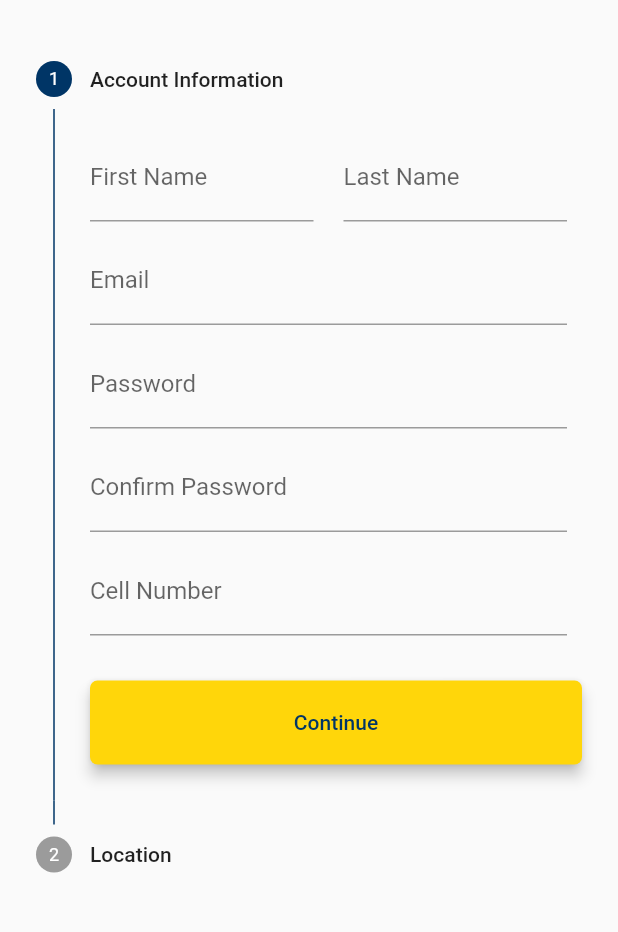
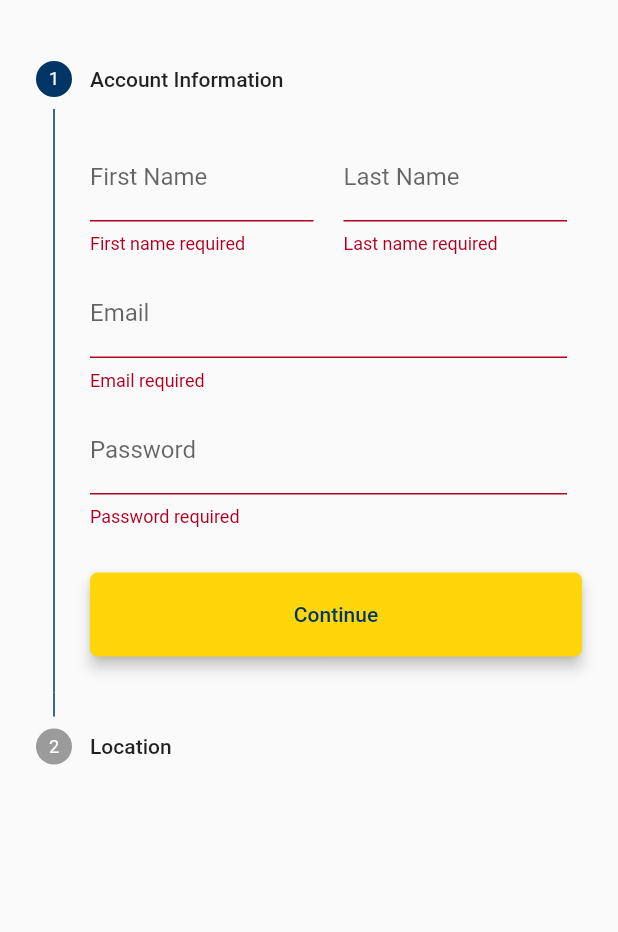
Before and after one commit to Jayson876/TradeSwap-frontend, a Flutter app: the ClientSignup screen opened directly, on a phone screen of 412 x 824 dp, the part 59-991 px from its top. Run offline on Flutter 3.47's test engine with Material 2 defaults, Android fonts, the light colour scheme and no system bars; our stand-ins replace email_validator, equatable, google_fonts; network calls fail.

Commit message:
creating  a client has been completed.

```diff
--- a/lib/pages/client/client_signup.dart
+++ b/lib/pages/client/client_signup.dart
@@ -5,6 +5,7 @@ import 'package:tradeswap_front/models/parish_model.dart';
 import 'package:http/http.dart' as http;
 import 'dart:convert';
 import 'package:tradeswap_front/services/client_api.dart';
+import 'package:tradeswap_front/services/networkHandler.dart';
 
 class ClientSignup extends StatefulWidget {
   const ClientSignup({super.key});
@@ -19,13 +20,21 @@ class _ClientSignupState extends State<ClientSignup> {
   final ClientService clientAPI = ClientService();
   final firstName = TextEditingController();
   final lastName = TextEditingController();
-  final email = TextEditingController();
-  final username = TextEditingController();
-  final password = TextEditingController();
+  final emailVal = TextEditingController();
+  final usernameVal = TextEditingController();
+  final passwordVal = TextEditingController();
   final confirmPass = TextEditingController();
   final cellNum = TextEditingController();
-  final parishID = TextEditingController();
-  final roleID = TextEditingController();
+  // final parishID = TextEditingController();
+  // final roleID = TextEditingController();
+  String first_name = '';
+  String last_name = '';
+  String email = '';
+  String username = '';
+  String password = '';
+  String parishID = '';
+  String roleID = '';
+  String error = '';
   // final profilePic = TextEditingController();
   // final bio = TextEditingController();
   // final idUpload = TextEditingController();
@@ -68,6 +77,32 @@ class _ClientSignupState extends State<ClientSignup> {
     } else {
       return [];
     }
+  }
+
+  Future<bool> register(String first_name, String last_name, String email,
+      String username, String parishID, String roleID, String password) async {
+    try {
+      Map registerStatus = jsonDecode(await NetworkHandler.post("/users", {
+        "first_name": first_name,
+        "last_name": last_name,
+        "email": email,
+        "username": email,
+        "password": password,
+        "parishID": parishSelect,
+        "roleID": '636e855c7addb6c8cd013c46'
+      }));
+
+      if (registerStatus["status"] == 201) {
+        print("User created");
+        print(registerStatus);
+        return true;
+      } else {
+        print(registerStatus["error"]);
+      }
+    } catch (err) {
+      print(err);
+    }
+    return false;
   }
 
   @override
@@ -140,18 +175,9 @@ class _ClientSignupState extends State<ClientSignup> {
                   setState(() {
                     currentStep = currentStep;
                   });
-                } else if (isLastStep && formKey.currentState!.validate()) {
-                  formKey.currentState!.save();
-                  clientAPI.createClient(Client.withoutID(
-                      first_name: firstName.text,
-                      last_name: lastName.text,
-                      email: email.text,
-                      username: email.text,
-                      password: password.text,
-                      parishID: parishSelect,
-                      roleID: "636e855c7addb6c8cd013c46"
-                    )
-                  );
+                } else if (isLastStep) {
+                  register(first_name, last_name, email, parishID, roleID,
+                      username, password);
                 } else {
                   setState(() => currentStep += 1);
                 }
@@ -223,12 +249,14 @@ class _ClientSignupState extends State<ClientSignup> {
 
   bool isDetailComplete() {
     if (currentStep == 0) {
-      if (firstName.text.isEmpty ||
-          lastName.text.isEmpty ||
-          email.text.isEmpty ||
-          password.text.isEmpty ||
-          confirmPass.text.isEmpty ||
-          cellNum.text.isEmpty) {
+      if (first_name.isEmpty ||
+              last_name.isEmpty ||
+              email.isEmpty ||
+              username.isEmpty ||
+              password.isEmpty ||
+              parishID.isEmpty ||
+              roleID.isEmpty
+          ) {
         return false;
       } else {
         return true;
@@ -260,17 +288,27 @@ class _ClientSignupState extends State<ClientSignup> {
                     Expanded(
                         child: Padding(
                       padding: const EdgeInsets.only(right: 10.0),
-                      child: TextFormField(
+                      child: TextField(
                         keyboardType: TextInputType.name,
+                        controller: firstName,
                         decoration:
-                            const InputDecoration(labelText: 'First Name'),
-                        controller: firstName,
-                        validator: (value) {
-                          if (value == null || value.isEmpty) {
-                            return 'Enter your first name.';
-                          }
-                          return null;
+                            const InputDecoration(
+                              labelText: 'First Name',
+                              errorText: 'First name required',
+                            ),
+                        // controller: firstName,
+                        onChanged: (value) {
+                          setState(() {
+                            first_name = value;
+                          });
                         },
+
+                        // validator: (value) {
+                        //   if (value == null || value.isEmpty) {
+                        //     return 'Enter your first name.';
+                        //   }
+                        //   return null;
+                        // },
                       ),
                     )),
 
@@ -278,18 +316,27 @@ class _ClientSignupState extends State<ClientSignup> {
                     Expanded(
                         child: Padding(
                       padding: const EdgeInsets.only(left: 10.0),
-                      child: TextFormField(
+                      child: TextField(
+                        controller: lastName,
                         keyboardType: TextInputType.name,
                         decoration:
-                            const InputDecoration(labelText: 'Last Name'),
-                        controller: lastName,
-                        validator: (value) {
-                          if (value == null || value.isEmpty) {
-                            return 'Enter your last name.';
-                          } else {
-                            return null;
-                          }
+                            const InputDecoration(
+                              labelText: 'Last Name',
+                              errorText: 'Last name required',
+                            ),
+                        // controller: lastName,
+                        onChanged: (value) {
+                          setState(() {
+                            last_name = value;
+                          });
                         },
+                        // validator: (value) {
+                        //   if (value == null || value.isEmpty) {
+                        //     return 'Enter your last name.';
+                        //   } else {
+                        //     return null;
+                        //   }
+                        // },
                       ),
                     )),
                   ],
@@ -299,74 +346,94 @@ class _ClientSignupState extends State<ClientSignup> {
               //EMAIL FORM FIELD
               Padding(
                 padding: const EdgeInsets.only(top: 10.0, right: 10.0),
-                child: TextFormField(
+                child: TextField(
+                  controller: emailVal,
                   keyboardType: TextInputType.emailAddress,
-                  decoration: const InputDecoration(labelText: 'Email'),
-                  controller: email,
-                  validator: (value) {
-                    if (value == null || value.isEmpty) {
-                      return 'Your email address is required.';
-                    } else if (value != null &&
-                        !EmailValidator.validate(value)) {
-                      return 'Invalid email address.';
-                    } else {
-                      return null;
-                    }
+                  decoration: const InputDecoration(
+                    labelText: 'Email',
+                    errorText: 'Email required',
+                  ),
+                  // controller: email,
+                  onChanged: (value) {
+                    setState(() {
+                      email = value;
+                    });
                   },
+                  // validator: (value) {
+                  //   if (value == null || value.isEmpty) {
+                  //     return 'Your email address is required.';
+                  //   } else if (value != null &&
+                  //       !EmailValidator.validate(value)) {
+                  //     return 'Invalid email address.';
+                  //   } else {
+                  //     return null;
+                  //   }
+                  // },
                 ),
               ),
 
               //PASSWORD FORM FIELD
               Padding(
                 padding: const EdgeInsets.only(top: 10.0, right: 10.0),
-                child: TextFormField(
+                child: TextField(
+                  controller: passwordVal,
                   keyboardType: TextInputType.visiblePassword,
-                  decoration: const InputDecoration(labelText: 'Password'),
-                  controller: password,
-                  validator: (value) {
-                    if (value == null || value.isEmpty) {
-                      return 'Password is required.';
-                    } else {
-                      return null;
-                    }
+                  decoration: const InputDecoration(
+                    labelText: 'Password',
+                    errorText: 'Password required',
+                  ),
+                  // controller: password,
+                  onChanged: (value) {
+                    setState(() {
+                      password = value;
+                    });
                   },
+                  // validator: (value) {
+                  //   if (value == null || value.isEmpty) {
+                  //     return 'Password is required.';
+                  //   } else {
+                  //     return null;
+                  //   }
+                  // },
                 ),
               ),
 
               //CONFIRM PASSWORD FORM FIELD
-              Padding(
-                padding: const EdgeInsets.only(top: 10.0, right: 10.0),
-                child: TextFormField(
-                  keyboardType: TextInputType.visiblePassword,
-                  decoration:
-                      const InputDecoration(labelText: 'Confirm Password'),
-                  controller: confirmPass,
-                  validator: (value) {
-                    if (value == null || value.isEmpty) {
-                      return 'Passwords dont match.';
-                    } else {
-                      return null;
-                    }
-                  },
-                ),
-              ),
+              // Padding(
+              //   padding: const EdgeInsets.only(top: 10.0, right: 10.0),
+              //   child: TextField(
+              //     keyboardType: TextInputType.visiblePassword,
+              //     decoration:
+              //         const InputDecoration(labelText: 'Confirm Password'),
+              //     // controller: confirmPass,
+              //     onChanged: (value) {},
+              //     // validator: (value) {
+              //     //   if (value == null || value.isEmpty) {
+              //     //     return 'Passwords dont match.';
+              //     //   } else {
+              //     //     return null;
+              //     //   }
+              //     // },
+              //   ),
+              // ),
 
               //CELL NUMBER FORM FIELD
-              Padding(
-                padding: const EdgeInsets.only(top: 10.0, right: 10.0),
-                child: TextFormField(
-                  keyboardType: TextInputType.phone,
-                  decoration: const InputDecoration(labelText: 'Cell Number'),
-                  controller: cellNum,
-                  validator: (value) {
-                    if (value == null || value.isEmpty) {
-                      return 'Your mobile number is required.';
-                    } else {
-                      return null;
-                    }
-                  },
-                ),
-              ),
+              // Padding(
+              //   padding: const EdgeInsets.only(top: 10.0, right: 10.0),
+              //   child: TextField(
+              //     keyboardType: TextInputType.phone,
+              //     decoration: const InputDecoration(labelText: 'Cell Number'),
+              //     // controller: cellNum,
+              //     onChanged: (value) {},
+              //     // validator: (value) {
+              //     //   if (value == null || value.isEmpty) {
+              //     //     return 'Your mobile number is required.';
+              //     //   } else {
+              //     //     return null;
+              //     //   }
+              //     // },
+              //   ),
+              // ),
             ],
           ),
         ),
```
Also changed, not shown: lib/services/networkHandler.dart (+9 -5 lines).
